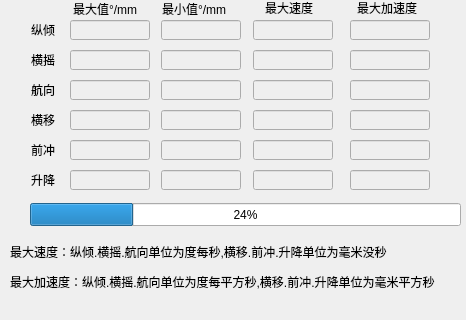
Old version of the form motusfilerun.ui in the repository MT-REP/sencondPlatfromControl; both pictures show x 0 to 466 and y 169 to 489 of the 466 by 489 pixel window.
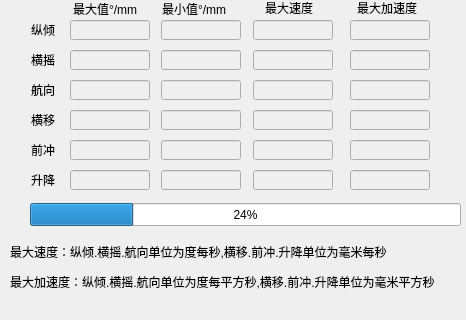
New version of the form.

Diff of the .ui file:
```diff
--- a/motusfilerun.ui
+++ b/motusfilerun.ui
@@ -595,7 +595,7 @@
     </rect>
    </property>
    <property name="text">
-    <string>最大速度：纵倾.横摇.航向单位为度每秒,横移.前冲.升降单位为毫米没秒</string>
+    <string>最大速度：纵倾.横摇.航向单位为度每秒,横移.前冲.升降单位为毫米每秒</string>
    </property>
   </widget>
  </widget>
```
